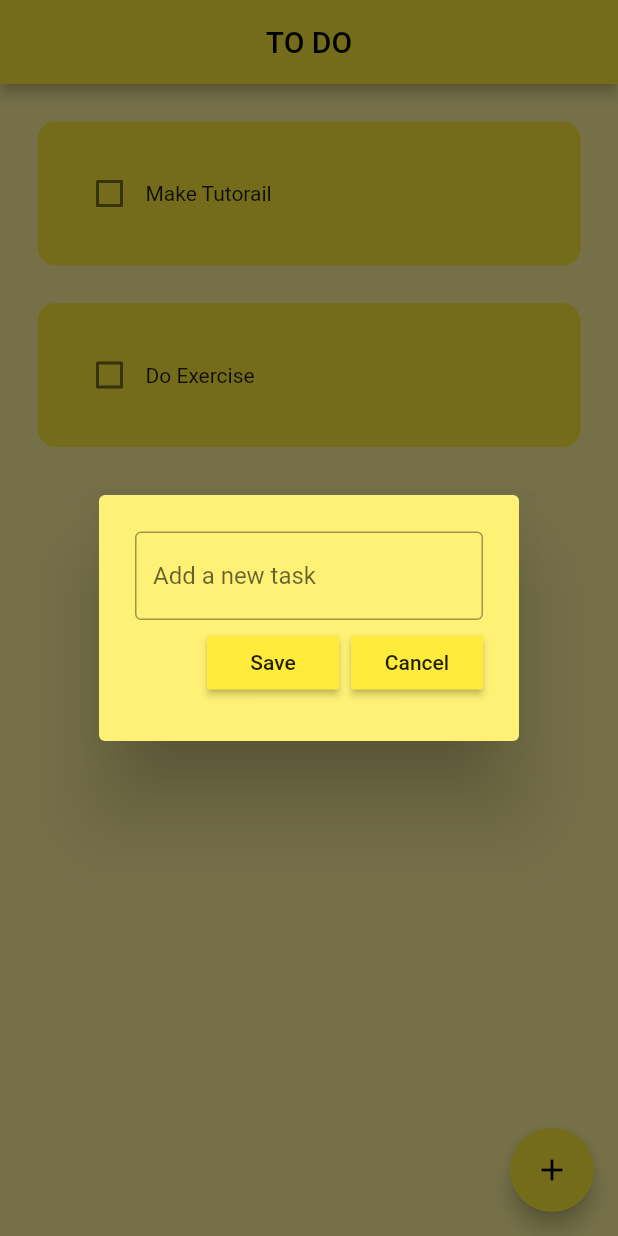
After one commit to M-Usamah/todolist, a Flutter app: the screen it shows after launch, after a tap on the "add" icon, on a phone screen of 412 x 824 dp. The commit adds this screen. Run offline on Flutter 3.47's test engine with Material 2 defaults, Android fonts, the light colour scheme and no system bars; drawn by our look-alikes of flutter_slidable; our stand-ins replace hive, hive_flutter; accounts and stored records are empty.

Commit message:
finished without backend

```diff
--- /dev/null
+++ b/Frontend/without backend/todolist/lib/data/database.dart
@@ -0,0 +1,22 @@
+import 'package:hive_flutter/hive_flutter.dart';
+
+class ToDoDataBase {
+  List toDoList = [];
+
+  final _myBox = Hive.box('mybox');
+
+  void createInitialData() {
+    toDoList = [
+      ['Make Tutorail', false],
+      ['Do Exercise', false],
+    ];
+  }
+
+  void loadData() {
+    toDoList = _myBox.get("TODOLIST");
+  }
+
+  void updateDataBase() {
+    _myBox.put('TODOLIST', toDoList);
+  }
+}
--- a/Frontend/without backend/todolist/lib/main.dart
+++ b/Frontend/without backend/todolist/lib/main.dart
@@ -1,7 +1,11 @@
 import 'package:flutter/material.dart';
-import 'package:todolist/pages/home_page.dart';
+import 'package:hive_flutter/hive_flutter.dart';
+import 'pages/home_page.dart';
 
-void main() {
+void main() async {
+  await Hive.initFlutter();
+  // ignore: unused_local_variable
+  var box = await Hive.openBox('mybox');
   runApp(const MyApp());
 }
 
@@ -12,7 +16,7 @@ class MyApp extends StatelessWidget {
   Widget build(BuildContext context) {
     return MaterialApp(
       debugShowCheckedModeBanner: false,
-      home: HomePage(),
+      home: const HomePage(),
       theme: ThemeData(primarySwatch: Colors.yellow),
     );
   }
--- a/Frontend/without backend/todolist/lib/pages/home_page.dart
+++ b/Frontend/without backend/todolist/lib/pages/home_page.dart
@@ -1,4 +1,7 @@
 import 'package:flutter/material.dart';
+import 'package:hive/hive.dart';
+import 'package:todolist/data/database.dart';
+import 'package:todolist/util/dialog_box.dart';
 import 'package:todolist/util/todo_tile.dart';
 
 class HomePage extends StatefulWidget {
@@ -9,27 +12,82 @@ class HomePage extends StatefulWidget {
 }
 
 class _HomePageState extends State<HomePage> {
+  final _myBox = Hive.box('mybox');
+  ToDoDataBase db = ToDoDataBase();
+
+  @override
+  void initState() {
+    if (_myBox.get("TODOLIST") == null) {
+      db.createInitialData();
+    } else {
+      // there already exists data
+      db.loadData();
+    }
+    super.initState();
+  }
+
+  final _controller = TextEditingController();
+
+  void checkBoxChange(bool? value, int index) {
+    setState(
+      () {
+        db.toDoList[index][1] = !db.toDoList[index][1];
+      },
+    );
+    db.updateDataBase();
+  }
+
+  void saveNewTask() {
+    setState(
+      () {
+        db.toDoList.add([_controller.text, false]);
+        _controller.clear();
+      },
+    );
+    Navigator.of(context).pop();
+    db.updateDataBase();
+  }
+
+  void createNewTask() {
+    showDialog(
+        context: context,
+        builder: (context) {
+          return DialogBox(
+            controller: _controller,
+            onSave: saveNewTask,
+            onCancel: () => Navigator.of(context).pop(),
+          );
+        });
+  }
+
+  void deleteTask(int index) {
+    setState(() {
+      db.toDoList.removeAt(index);
+    });
+    db.updateDataBase();
+  }
+
   @override
   Widget build(BuildContext context) {
     return Scaffold(
-      backgroundColor: Colors.yellow[200],
-      appBar: AppBar(
-        title: Center(child: Text('TO DO')),
-      ),
-      body: ListView(
-        children: [
-          ToDoTile(
-            taskName: "Make Tutorial",
-            taskComplete: true,
-            onChanged: (p0) {},
-          ),
-          ToDoTile(
-            taskName: "Do exercise",
-            taskComplete: false,
-            onChanged: (p0) {},
-          ),
-        ],
-      ),
-    );
+        backgroundColor: Colors.yellow[200],
+        appBar: AppBar(
+          title: const Center(child: Text('TO DO')),
+        ),
+        floatingActionButton: FloatingActionButton(
+          onPressed: createNewTask,
+          child: const Icon(Icons.add),
+        ),
+        body: ListView.builder(
+          itemCount: db.toDoList.length,
+          itemBuilder: (context, index) {
+            return ToDoTile(
+              taskName: db.toDoList[index][0],
+              taskComplete: db.toDoList[index][1],
+              onChanged: (value) => checkBoxChange(value, index),
+              deleteFunction: (context) => deleteTask(index),
+            );
+          },
+        ));
   }
 }
--- /dev/null
+++ b/Frontend/without backend/todolist/lib/util/dialog_box.dart
@@ -0,0 +1,47 @@
+// ignore_for_file: sized_box_for_whitespace
+
+import 'package:flutter/material.dart';
+import 'package:todolist/util/my_button.dart';
+
+class DialogBox extends StatelessWidget {
+  final TextEditingController controller;
+  final VoidCallback onSave;
+  final VoidCallback onCancel;
+
+  const DialogBox({
+    Key? key,
+    required this.controller,
+    required this.onSave,
+    required this.onCancel,
+  }) : super(key: key);
+
+  @override
+  Widget build(BuildContext context) {
+    return AlertDialog(
+      backgroundColor: Colors.yellow[300],
+      content:  Container(
+        height: 120,
+        child: Column(
+          mainAxisAlignment: MainAxisAlignment.spaceEvenly,
+          children: [
+            TextField(
+              controller: controller,
+              decoration: const InputDecoration(
+                border: OutlineInputBorder(),
+                hintText: "Add a new task",
+              ),
+            ),
+            Row(
+              mainAxisAlignment: MainAxisAlignment.end,
+              children: [
+                MyButton(text: 'Save', onPress: onSave),
+                const SizedBox(width: 8),
+                MyButton(text: 'Cancel', onPress: onCancel),
+              ],
+            ),
+          ],
+        ),
+      ),
+    );
+  }
+}
--- /dev/null
+++ b/Frontend/without backend/todolist/lib/util/my_button.dart
@@ -0,0 +1,22 @@
+import 'package:flutter/material.dart';
+
+// ignore: must_be_immutable
+class MyButton extends StatelessWidget {
+  final String text;
+  VoidCallback onPress;
+
+  MyButton({
+    super.key,
+    required this.text,
+    required this.onPress,
+  });
+
+  @override
+  Widget build(BuildContext context) {
+    return MaterialButton(
+      onPressed: onPress,
+      color: Theme.of(context).primaryColor,
+      child: Text(text),
+    );
+  }
+}
--- a/Frontend/without backend/todolist/lib/util/todo_tile.dart
+++ b/Frontend/without backend/todolist/lib/util/todo_tile.dart
@@ -9,12 +9,12 @@ class ToDoTile extends StatelessWidget {
   Function(BuildContext)? deleteFunction;
 
   ToDoTile({
-    super.key,
+    Key? key,
     required this.taskName,
     required this.taskComplete,
     required this.onChanged,
     required this.deleteFunction,
-  });
+  }):super(key: key);
 
   @override
   Widget build(BuildContext context) {
```
Also changed, not shown: Frontend/without backend/todolist/pubspec.yaml (+7 -0 lines), Frontend/without backend/todolist/pubspec.lock, 62 other files.
